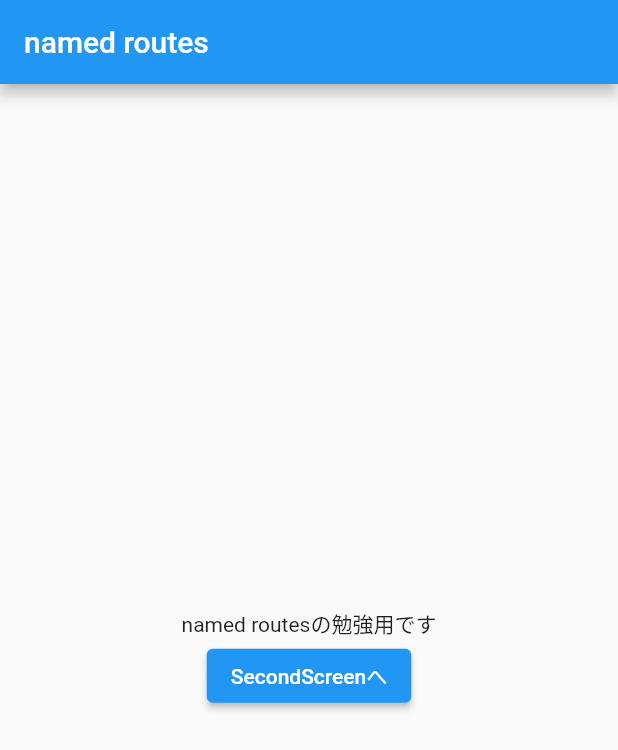
After one commit to yoshi-0628/named_routes_study, a Flutter app: the screen it shows after launch, on a phone screen of 412 x 824 dp. The commit adds this screen. Shown: the top 750 px of the screen. Run offline on Flutter 3.47's test engine with Material 2 defaults, Android fonts, the phone set to English and light mode, and no system bars.

Commit message:
ちょっときれいにしました

```diff
--- /dev/null
+++ b/lib/page/first_screen.dart
@@ -0,0 +1,34 @@
+import 'package:flutter/material.dart';
+
+class FirstScreen extends StatefulWidget {
+  const FirstScreen({Key? key}) ;
+
+  @override
+  State<FirstScreen> createState() => _FirstScreen();
+}
+
+class _FirstScreen extends State<FirstScreen> {
+  @override
+  Widget build(BuildContext context) {
+    return Scaffold(
+      appBar: AppBar(
+        title: Text('named routes'),
+      ),
+      body: Center(
+        child: Column(
+          mainAxisAlignment: MainAxisAlignment.center,
+          children: <Widget>[
+            const Text(
+              'named routesの勉強用です',
+            ),
+            ElevatedButton(
+                onPressed: () {
+                  Navigator.pushNamed(context, '/second');
+                },
+                child: Text('SecondScreenへ'))
+          ],
+        ),
+      ),
+    );
+  }
+}
--- /dev/null
+++ b/lib/page/second_screen.dart
@@ -0,0 +1,26 @@
+import 'package:flutter/material.dart';
+
+class SecondScreen extends StatefulWidget {
+  const SecondScreen({Key? key});
+  @override
+  State<SecondScreen> createState() => _SecondScreen();
+}
+
+class _SecondScreen extends State<SecondScreen> {
+  @override
+  Widget build(BuildContext context) {
+    return Scaffold(
+      appBar: AppBar(
+        title: const Text('Second Screen'),
+      ),
+      body: Center(
+        child: ElevatedButton(
+          onPressed: () {
+            Navigator.pop(context);
+          },
+          child: const Text('firstScreenへ'),
+        ),
+      ),
+    );
+  }
+}
```
Also changed, not shown: lib/main.dart (+3 -55 lines).
